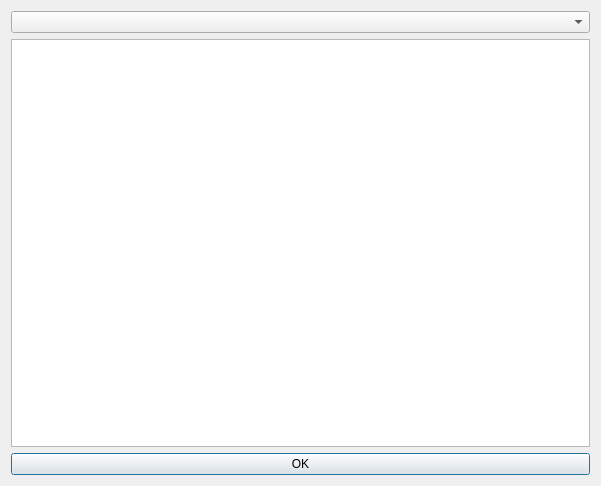
This is src/huggle_ui/whitelistform.ui in huggle/huggle3-qt-lx as Qt 5 draws it before an edit. The edited form follows.
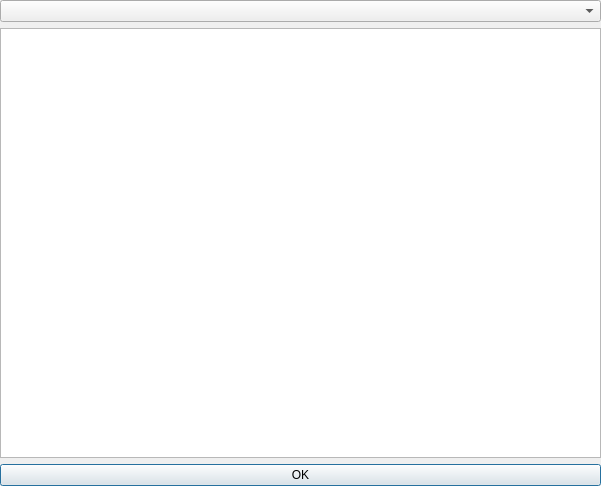
This is the edited form.

The edit to the form file:
```diff
--- a/src/huggle_ui/whitelistform.ui
+++ b/src/huggle_ui/whitelistform.ui
@@ -14,6 +14,18 @@
    <string>Whitelist</string>
   </property>
   <layout class="QVBoxLayout" name="verticalLayout">
+   <property name="leftMargin">
+    <number>0</number>
+   </property>
+   <property name="topMargin">
+    <number>0</number>
+   </property>
+   <property name="rightMargin">
+    <number>0</number>
+   </property>
+   <property name="bottomMargin">
+    <number>0</number>
+   </property>
    <item>
     <widget class="QComboBox" name="comboBox"/>
    </item>
```
